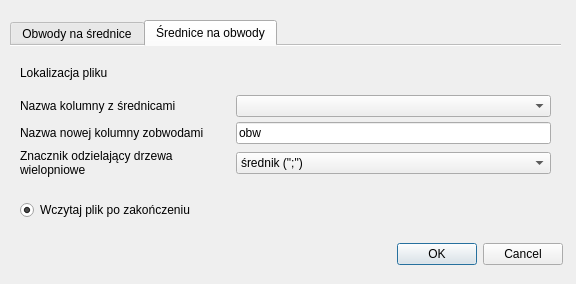
Qt form diam_calc_dialog_base.ui (slowiklukasz/diameter_calculator) before a commit.
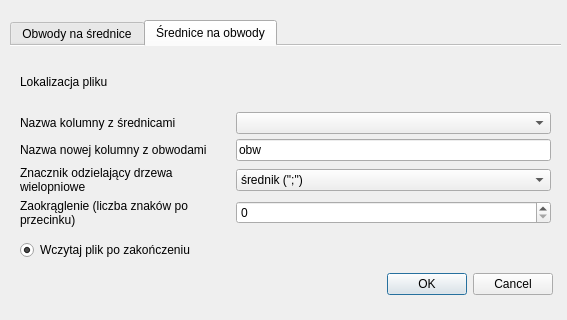
The same form after that commit. The open tabs and pages were chosen to show the change. Custom widgets are drawn as their Qt base class.

Patch:
```diff
--- a/diam_calc_dialog_base.ui
+++ b/diam_calc_dialog_base.ui
@@ -6,8 +6,8 @@
    <rect>
     <x>0</x>
     <y>0</y>
-    <width>576</width>
-    <height>284</height>
+    <width>567</width>
+    <height>320</height>
    </rect>
   </property>
   <property name="windowTitle">
@@ -19,7 +19,7 @@
      <x>10</x>
      <y>20</y>
      <width>551</width>
-     <height>161</height>
+     <height>211</height>
     </rect>
    </property>
    <layout class="QVBoxLayout" name="verticalLayout">
@@ -163,10 +163,10 @@
           <x>10</x>
           <y>10</y>
           <width>531</width>
-          <height>121</height>
+          <height>171</height>
          </rect>
         </property>
-        <layout class="QGridLayout" name="gridLayout_3" rowstretch="0,0,0,0" columnstretch="4,6" rowminimumheight="0,0,0,1" columnminimumwidth="1,1">
+        <layout class="QGridLayout" name="gridLayout_3" rowstretch="0,0,0,0,0" columnstretch="4,6" rowminimumheight="0,0,0,1,0" columnminimumwidth="1,1">
          <property name="sizeConstraint">
           <enum>QLayout::SetDefaultConstraint</enum>
          </property>
@@ -203,19 +203,69 @@
            </property>
           </widget>
          </item>
-         <item row="1" column="1">
-          <widget class="QComboBox" name="d_diam_cmb"/>
+         <item row="3" column="0">
+          <widget class="QLabel" name="label_12">
+           <property name="text">
+            <string>Znacznik odzielający drzewa wielopniowe</string>
+           </property>
+           <property name="scaledContents">
+            <bool>false</bool>
+           </property>
+           <property name="wordWrap">
+            <bool>true</bool>
+           </property>
+          </widget>
          </item>
          <item row="2" column="0">
           <widget class="QLabel" name="label_11">
            <property name="text">
-            <string>Nazwa nowej kolumny zobwodami</string>
+            <string>Nazwa nowej kolumny z obwodami</string>
            </property>
            <property name="wordWrap">
             <bool>true</bool>
            </property>
           </widget>
          </item>
+         <item row="3" column="1">
+          <widget class="QComboBox" name="diam_sep_cmb">
+           <property name="layoutDirection">
+            <enum>Qt::LeftToRight</enum>
+           </property>
+           <item>
+            <property name="text">
+             <string>średnik (&quot;;&quot;)</string>
+            </property>
+           </item>
+           <item>
+            <property name="text">
+             <string>pauza (&quot;-&quot;)</string>
+            </property>
+           </item>
+           <item>
+            <property name="text">
+             <string>przecinek (&quot;,&quot;)</string>
+            </property>
+           </item>
+           <item>
+            <property name="text">
+             <string>spacja (&quot; &quot;)</string>
+            </property>
+           </item>
+          </widget>
+         </item>
+         <item row="1" column="1">
+          <widget class="QComboBox" name="diam_col_cmb"/>
+         </item>
+         <item row="0" column="1">
+          <widget class="QgsFileWidget" name="diam_fn_dlg">
+           <property name="filter">
+            <string>*.shp</string>
+           </property>
+           <property name="options">
+            <set>QFileDialog::ReadOnly</set>
+           </property>
+          </widget>
+         </item>
          <item row="2" column="1">
           <widget class="QLineEdit" name="d_newcol_led">
            <property name="text">
@@ -223,10 +273,10 @@
            </property>
           </widget>
          </item>
-         <item row="3" column="0">
-          <widget class="QLabel" name="label_12">
+         <item row="4" column="0">
+          <widget class="QLabel" name="label_14">
            <property name="text">
-            <string>Znacznik odzielający drzewa wielopniowe</string>
+            <string>Zaokrąglenie (liczba znaków po przecinku)</string>
            </property>
            <property name="scaledContents">
             <bool>false</bool>
@@ -236,31 +286,11 @@
            </property>
           </widget>
          </item>
-         <item row="3" column="1">
-          <widget class="QComboBox" name="d_sep_cmb">
-           <property name="layoutDirection">
-            <enum>Qt::LeftToRight</enum>
+         <item row="4" column="1">
+          <widget class="QSpinBox" name="diam_rnd_sbx">
+           <property name="maximum">
+            <number>10</number>
            </property>
-           <item>
-            <property name="text">
-             <string>średnik (&quot;;&quot;)</string>
-            </property>
-           </item>
-           <item>
-            <property name="text">
-             <string>pauza (&quot;-&quot;)</string>
-            </property>
-           </item>
-           <item>
-            <property name="text">
-             <string>przecinek (&quot;,&quot;)</string>
-            </property>
-           </item>
-           <item>
-            <property name="text">
-             <string>spacja (&quot; &quot;)</string>
-            </property>
-           </item>
           </widget>
          </item>
         </layout>
@@ -273,8 +303,8 @@
   <widget class="QDialogButtonBox" name="btn_box">
    <property name="geometry">
     <rect>
-     <x>370</x>
-     <y>240</y>
+     <x>360</x>
+     <y>270</y>
      <width>193</width>
      <height>28</height>
     </rect>
@@ -287,7 +317,7 @@
    <property name="geometry">
     <rect>
      <x>20</x>
-     <y>200</y>
+     <y>240</y>
      <width>201</width>
      <height>20</height>
     </rect>
```
Left out of the diff: 84 changed lines with no effect on the pictures.
